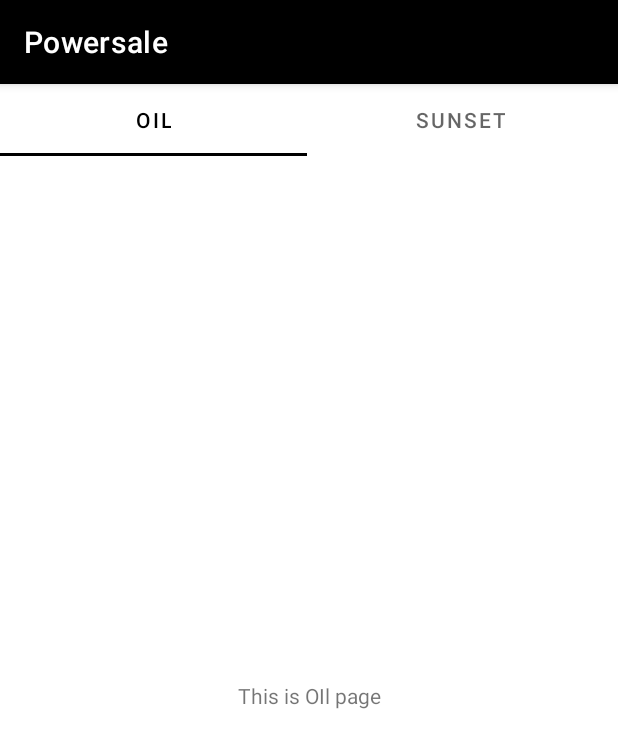
After one commit to thebabycode/Power, an Android app: the favourites screen opened directly, with no data from a screen before it, on a phone screen of 412 x 824 dp. The commit adds this screen. Shown: the top 748 px of the screen. Run offline under Robolectric (Android 15) with nearby library versions, the phone set to English and light mode, and no system bars.

Commit message:
Adapter page created Fragments simple created working and stable

```diff
--- a/app/build.gradle
+++ b/app/build.gradle
@@ -32,6 +32,7 @@ dependencies {
     implementation 'androidx.appcompat:appcompat:1.4.2'
     implementation 'com.google.android.material:material:1.6.1'
     implementation 'androidx.constraintlayout:constraintlayout:2.1.4'
+    implementation 'androidx.legacy:legacy-support-v4:1.0.0'
     testImplementation 'junit:junit:4.+'
     androidTestImplementation 'androidx.test.ext:junit:1.1.3'
     androidTestImplementation 'androidx.test.espresso:espresso-core:3.4.0'
--- a/app/src/main/AndroidManifest.xml
+++ b/app/src/main/AndroidManifest.xml
@@ -11,7 +11,9 @@
         android:roundIcon="@mipmap/ic_launcher_round"
         android:supportsRtl="true"
         android:theme="@style/Theme.1stProg">
-
+        <activity
+            android:name=".favourites"
+            android:exported="false" />
         <activity
             android:name=".splashScreen"
             android:exported="true"
--- a/app/src/main/java/com/example/powersale/MainActivity2.java
+++ b/app/src/main/java/com/example/powersale/MainActivity2.java
@@ -92,9 +92,15 @@ public class MainActivity2 extends AppCompatActivity {
             case R.id.logout:
                 onBackPressed();
                 break;
+
+            case R.id.favourites:
+                Intent fav = new Intent(MainActivity2.this, favourites.class);
+                startActivity(fav);
+                break;
+
             case R.id.about:
-                Intent i = new Intent(MainActivity2.this, about.class);
-                startActivity(i);
+                Intent abt = new Intent(MainActivity2.this, about.class);
+                startActivity(abt);
                 break;
             default:
                 break;
--- /dev/null
+++ b/app/src/main/java/com/example/powersale/favourites.java
@@ -0,0 +1,31 @@
+package com.example.powersale;
+
+import androidx.appcompat.app.AppCompatActivity;
+import androidx.fragment.app.FragmentPagerAdapter;
+import androidx.viewpager.widget.ViewPager;
+
+import android.os.Bundle;
+
+import com.google.android.material.tabs.TabLayout;
+
+public class favourites extends AppCompatActivity {
+
+    private TabLayout tabLayout;
+    private ViewPager viewPager;
+
+    @Override
+    protected void onCreate(Bundle savedInstanceState) {
+        super.onCreate(savedInstanceState);
+        setContentView(R.layout.activity_favourites);
+
+        tabLayout = findViewById(R.id.tablayout);
+        viewPager = findViewById(R.id.viewpager);
+
+        tabLayout.setupWithViewPager(viewPager);
+
+        vpadapter Vpadapter = new vpadapter(getSupportFragmentManager(), FragmentPagerAdapter.BEHAVIOR_RESUME_ONLY_CURRENT_FRAGMENT);
+        Vpadapter.adddfragment(new oilfragment(), "Oil");
+        Vpadapter.adddfragment(new sunstfragment(), "Sunset");
+        viewPager.setAdapter(Vpadapter);
+    }
+}
--- /dev/null
+++ b/app/src/main/java/com/example/powersale/oilfragment.java
@@ -0,0 +1,19 @@
+package com.example.powersale;
+
+import android.os.Bundle;
+
+import androidx.fragment.app.Fragment;
+
+import android.view.LayoutInflater;
+import android.view.View;
+import android.view.ViewGroup;
+
+public class oilfragment extends Fragment {
+
+    @Override
+    public View onCreateView(LayoutInflater inflater, ViewGroup container,
+                             Bundle savedInstanceState) {
+        // Inflate the layout for this fragment
+        return inflater.inflate(R.layout.fragment_oilfragment, container, false);
+    }
+}
--- /dev/null
+++ b/app/src/main/java/com/example/powersale/sunstfragment.java
@@ -0,0 +1,20 @@
+package com.example.powersale;
+
+import android.os.Bundle;
+
+import androidx.fragment.app.Fragment;
+
+import android.view.LayoutInflater;
+import android.view.View;
+import android.view.ViewGroup;
+
+
+public class sunstfragment extends Fragment {
+
+    @Override
+    public View onCreateView(LayoutInflater inflater, ViewGroup container,
+                             Bundle savedInstanceState) {
+        // Inflate the layout for this fragment
+        return inflater.inflate(R.layout.fragment_snstfragment, container, false);
+    }
+}
--- /dev/null
+++ b/app/src/main/java/com/example/powersale/vpadapter.java
@@ -0,0 +1,44 @@
+package com.example.powersale;
+
+import androidx.annotation.NonNull;
+import androidx.annotation.Nullable;
+import androidx.fragment.app.Fragment;
+import androidx.fragment.app.FragmentManager;
+import androidx.fragment.app.FragmentPagerAdapter;
+
+import java.util.ArrayList;
+
+public class vpadapter extends FragmentPagerAdapter {
+
+    private final ArrayList<Fragment> fragmentArrayList = new ArrayList<>();
+    private final ArrayList<String> fragmentTitle = new ArrayList<>();
+
+
+    public vpadapter(@NonNull FragmentManager fm, int behavior) {
+        super(fm, behavior);
+    }
+
+    @NonNull
+    @Override
+    public Fragment getItem(int position) {
+        return fragmentArrayList.get(position);
+    }
+
+    @Override
+    public int getCount() {
+        return fragmentArrayList.size();
+    }
+
+    public void adddfragment(Fragment fragment, String title) {
+        fragmentArrayList.add(fragment);
+        fragmentTitle.add(title);
+    }
+
+    @Nullable
+    @Override
+    public CharSequence getPageTitle(int position) {
+        return fragmentTitle.get(position);
+
+
+    }
+}
--- /dev/null
+++ b/app/src/main/res/layout/activity_favourites.xml
@@ -0,0 +1,46 @@
+<?xml version="1.0" encoding="utf-8"?>
+<RelativeLayout xmlns:android="http://schemas.android.com/apk/res/android"
+    xmlns:app="http://schemas.android.com/apk/res-auto"
+    xmlns:tools="http://schemas.android.com/tools"
+    android:layout_width="match_parent"
+    android:layout_height="match_parent"
+    tools:context=".favourites">
+
+
+    <com.google.android.material.tabs.TabLayout
+        android:id="@+id/tablayout"
+        android:layout_width="409dp"
+        android:layout_height="wrap_content"
+        app:layout_constraintEnd_toEndOf="parent"
+        app:layout_constraintHorizontal_bias="1.0"
+        app:layout_constraintStart_toStartOf="parent"
+        tools:layout_editor_absoluteY="-3dp">
+
+        <com.google.android.material.tabs.TabItem
+            android:layout_width="wrap_content"
+            android:layout_height="wrap_content"
+            android:text="Oil" />
+
+        <com.google.android.material.tabs.TabItem
+            android:layout_width="wrap_content"
+            android:layout_height="wrap_content"
+            android:text="Sunsets" />
+
+        <com.google.android.material.tabs.TabItem
+            android:layout_width="wrap_content"
+            android:layout_height="wrap_content"
+            android:text="Digital" />
+
+        <com.google.android.material.tabs.TabItem
+            android:layout_width="wrap_content"
+            android:layout_height="wrap_content"
+            android:text="Canvas" />
+    </com.google.android.material.tabs.TabLayout>
+
+    <androidx.viewpager.widget.ViewPager
+        android:id="@+id/viewpager"
+        android:layout_width="match_parent"
+        android:layout_height="wrap_content"
+        android:layout_below="@+id/tablayout"
+        />
+</RelativeLayout>
--- /dev/null
+++ b/app/src/main/res/layout/fragment_oilfragment.xml
@@ -0,0 +1,15 @@
+<?xml version="1.0" encoding="utf-8"?>
+<FrameLayout xmlns:android="http://schemas.android.com/apk/res/android"
+    xmlns:tools="http://schemas.android.com/tools"
+    android:layout_width="match_parent"
+    android:layout_height="match_parent"
+    tools:context=".oilfragment">
+
+    <!-- TODO: Update blank fragment layout -->
+    <TextView
+        android:layout_width="match_parent"
+        android:layout_height="match_parent"
+        android:gravity="center"
+        android:text="This is OIl page" />
+
+</FrameLayout>
--- /dev/null
+++ b/app/src/main/res/layout/fragment_snstfragment.xml
@@ -0,0 +1,14 @@
+<?xml version="1.0" encoding="utf-8"?>
+<FrameLayout xmlns:android="http://schemas.android.com/apk/res/android"
+    xmlns:tools="http://schemas.android.com/tools"
+    android:layout_width="match_parent"
+    android:layout_height="match_parent"
+    tools:context=".sunstfragment">
+
+    <!-- TODO: Update blank fragment layout -->
+    <TextView
+        android:layout_width="match_parent"
+        android:layout_height="match_parent"
+        android:text="@string/hello_blank_fragment" />
+
+</FrameLayout>
--- a/app/src/main/res/values/strings.xml
+++ b/app/src/main/res/values/strings.xml
@@ -10,5 +10,7 @@
         <item>Account Problems</item>
         <item>Other</item>
     </string-array>
+    <!-- TODO: Remove or change this placeholder text -->
+    <string name="hello_blank_fragment">Hello blank fragment</string>
 
 </resources>
```
